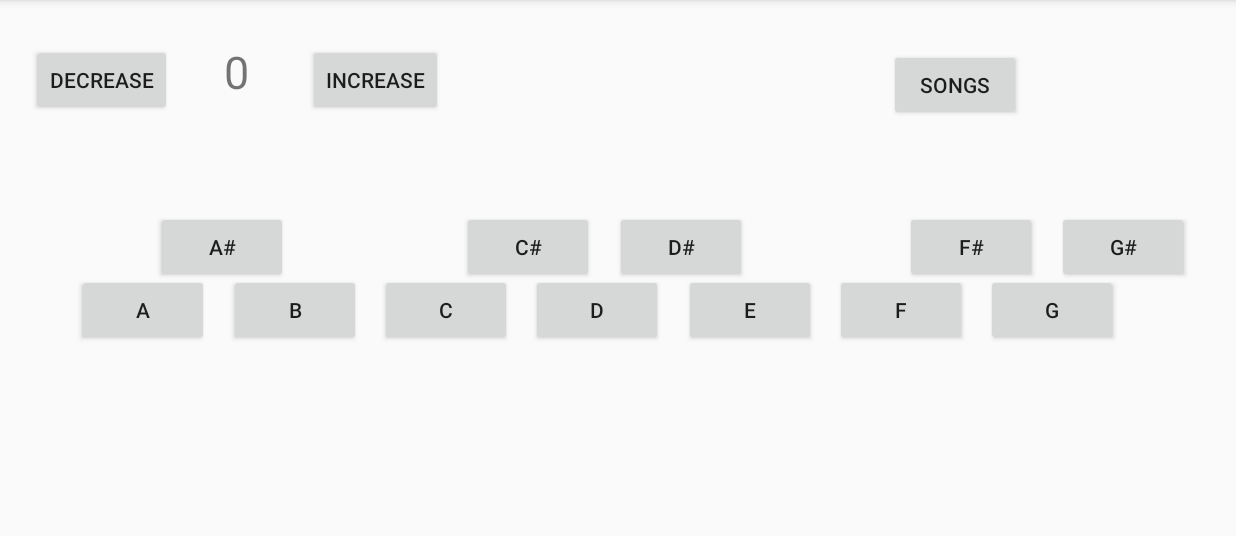
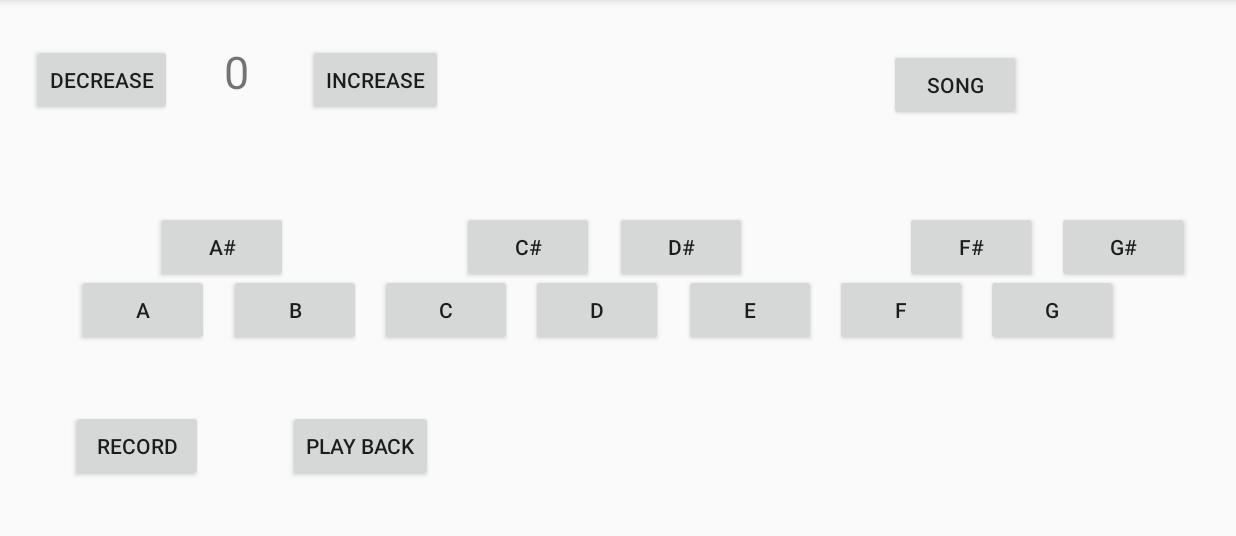
Before and after one commit to JamesDSource/Keyboard, an Android app: the screen it shows after launch (SoundBoardActivity), on a phone screen of 824 x 412 dp (held sideways), the part 72-608 px from its top. Run offline under Robolectric (Android 15) with nearby library versions, the phone set to English and light mode, and no system bars.

Commit message:
#gorecord

```diff
--- a/app/src/main/res/layout/activity_main.xml
+++ b/app/src/main/res/layout/activity_main.xml
@@ -254,11 +254,42 @@
         android:layout_marginTop="32dp"
         android:layout_marginEnd="8dp"
         android:layout_marginBottom="8dp"
-        android:text="Songs"
+        android:text="@string/song"
         app:layout_constraintBottom_toTopOf="@+id/bF_sharp"
         app:layout_constraintEnd_toEndOf="parent"
         app:layout_constraintHorizontal_bias="0.598"
         app:layout_constraintStart_toEndOf="@+id/bIncrease_rate"
         app:layout_constraintTop_toTopOf="parent"
         app:layout_constraintVertical_bias="0.013" />
+
+    <Button
+        android:id="@+id/bRecord"
+        android:layout_width="wrap_content"
+        android:layout_height="wrap_content"
+        android:layout_marginStart="8dp"
+        android:layout_marginTop="8dp"
+        android:layout_marginEnd="8dp"
+        android:layout_marginBottom="8dp"
+        android:text="@string/record"
+        app:layout_constraintBottom_toBottomOf="parent"
+        app:layout_constraintEnd_toEndOf="parent"
+        app:layout_constraintHorizontal_bias="0.055"
+        app:layout_constraintStart_toStartOf="parent"
+        app:layout_constraintTop_toTopOf="parent"
+        app:layout_constraintVertical_bias="0.884" />
+
+    <Button
+        android:id="@+id/bPlay"
+        android:layout_width="wrap_content"
+        android:layout_height="wrap_content"
+        android:layout_marginTop="8dp"
+        android:layout_marginEnd="8dp"
+        android:layout_marginBottom="8dp"
+        android:text="@string/play_back"
+        app:layout_constraintBottom_toBottomOf="parent"
+        app:layout_constraintEnd_toEndOf="parent"
+        app:layout_constraintHorizontal_bias="0.097"
+        app:layout_constraintStart_toEndOf="@+id/bRecord"
+        app:layout_constraintTop_toTopOf="parent"
+        app:layout_constraintVertical_bias="0.884" />
 </androidx.constraintlayout.widget.ConstraintLayout>
--- a/app/src/main/res/values/strings.xml
+++ b/app/src/main/res/values/strings.xml
@@ -15,4 +15,7 @@
     <string name="g_sharp_note">G#</string>
     <string name="increase">Increase</string>
     <string name="decrease">Decrease</string>
+    <string name="song">song</string>
+    <string name="play_back">Play Back</string>
+    <string name="record">Record</string>
 </resources>
```
Also changed, not shown: app/src/main/java/com/example/keyboard/SoundBoardActivity.java (+53 -9 lines).
